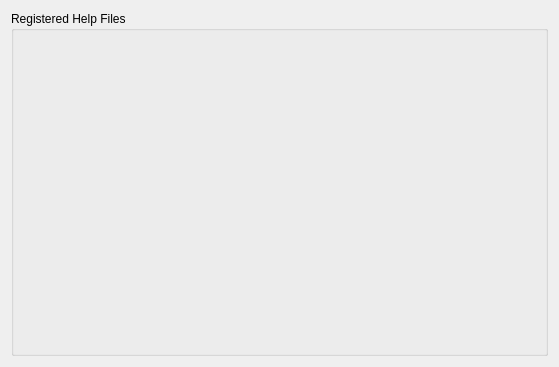
JPNaude/Qtilities, file src/Plugins/HelpPlugin/source/HelpPluginConfig.ui: the form before one commit.
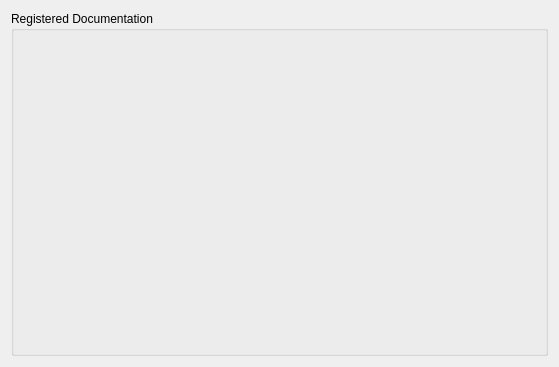
The form after the commit.

Commit message: Fixes #1 : Add help plugin.

Diff of the .ui file:
```diff
--- a/src/Plugins/HelpPlugin/source/HelpPluginConfig.ui
+++ b/src/Plugins/HelpPlugin/source/HelpPluginConfig.ui
@@ -17,7 +17,7 @@
    <item>
     <widget class="QGroupBox" name="groupBox">
      <property name="title">
-      <string>Registered Help Files</string>
+      <string>Registered Documentation</string>
      </property>
      <layout class="QVBoxLayout" name="verticalLayout">
       <item>
```
The commit also changes 5 other files.
